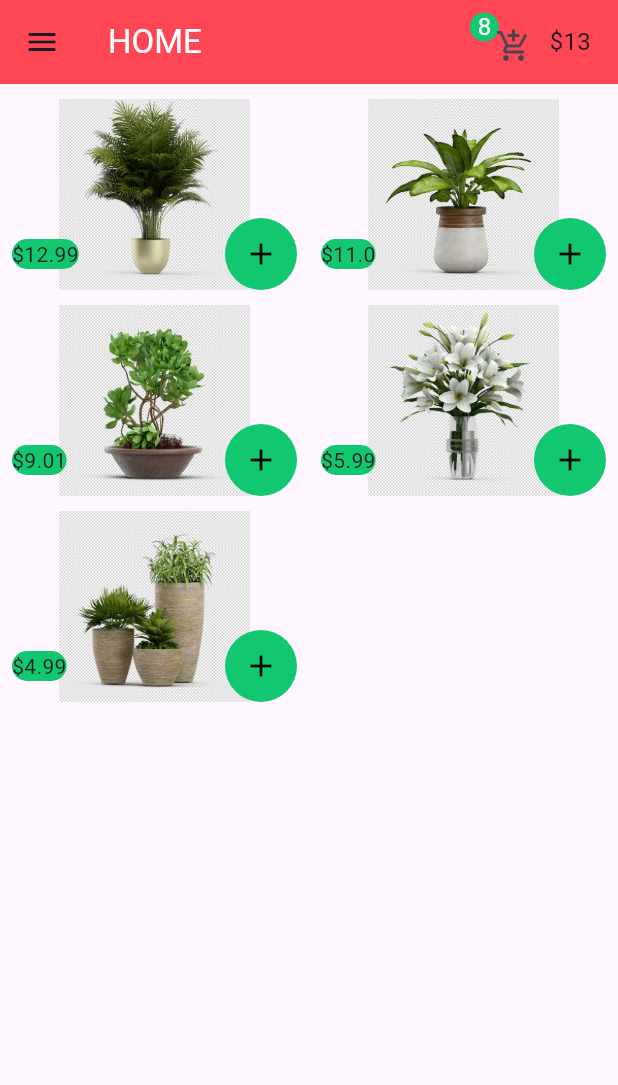
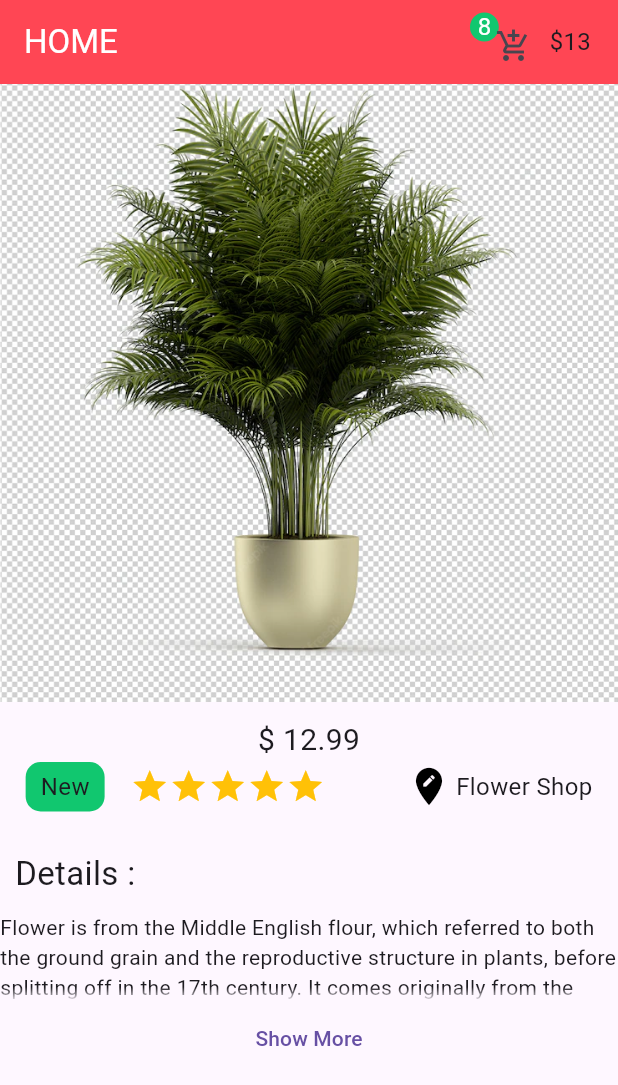
Before and after one commit to Diaf-Abderrahmane/flower_app, a Flutter app: the screen it shows after launch, on a phone screen of 412 x 824 dp. Shown: the top 1085 px of the screen. Run offline on Flutter 3.47's test engine with Material 3 defaults, Android fonts, the phone set to English and light mode, and no system bars.

Commit message:
Details Page

```diff
--- a/lib/main.dart
+++ b/lib/main.dart
@@ -1,5 +1,6 @@
 // ignore_for_file: prefer_const_constructors
 
+import 'package:flower_app/pages/details_screen.dart';
 import 'package:flower_app/pages/home.dart';
 import 'package:flower_app/pages/login.dart';
 import 'package:flower_app/pages/register.dart';
@@ -17,7 +18,7 @@ class MyApp extends StatelessWidget {
   Widget build(BuildContext context) {
     return MaterialApp(
       debugShowCheckedModeBanner: false,
-      home: Home(),
+      home: Details(),
     );
   }
 }
--- a/lib/model/item.dart
+++ b/lib/model/item.dart
@@ -1,3 +1,5 @@
+// model
+
 class Item {
   String imgUrl;
   double price;
@@ -11,4 +13,7 @@ List items = [
   Item(imgUrl: "3.webp", price: 9.01),
   Item(imgUrl: "4.webp", price: 5.99),
   Item(imgUrl: "5.webp", price: 4.99),
+  Item(imgUrl: "6.webp", price: 4.99),
+  Item(imgUrl: "7.webp", price: 4.99),
+  Item(imgUrl: "8.webp", price: 4.99),
 ];
--- /dev/null
+++ b/lib/pages/details_screen.dart
@@ -0,0 +1,148 @@
+// ignore_for_file: prefer_const_literals_to_create_immutables, prefer_const_constructors
+
+import 'package:flower_app/shared%20widgets/colors.dart';
+import 'package:flutter/material.dart';
+
+class Details extends StatefulWidget {
+  Details({super.key});
+
+  @override
+  State<Details> createState() => _DetailsState();
+}
+
+class _DetailsState extends State<Details> {
+  bool isShowMore = false;
+
+  @override
+  Widget build(BuildContext context) {
+    return Scaffold(
+      body: SingleChildScrollView(
+        child: Column(
+          children: [
+            Image.asset("assets/img/1.webp"),
+            SizedBox(
+              height: 11,
+            ),
+            Text(
+              "\$ 12.99",
+              style: TextStyle(fontSize: 20),
+            ),
+            Row(
+              mainAxisAlignment: MainAxisAlignment.spaceEvenly,
+              children: [
+                Container(
+                  // margin: EdgeInsets.only(left: 20),
+                  padding: EdgeInsets.fromLTRB(10, 5, 10, 5),
+                  decoration: BoxDecoration(
+                      color: valBlue, borderRadius: BorderRadius.circular(10)),
+                  child: Text("New", style: TextStyle(fontSize: 16)),
+                ),
+                Row(
+                  children: [
+                    Icon(
+                      Icons.star,
+                      size: 26,
+                      color: Colors.amber,
+                    ),
+                    Icon(
+                      Icons.star,
+                      size: 26,
+                      color: Colors.amber,
+                    ),
+                    Icon(
+                      Icons.star,
+                      size: 26,
+                      color: Colors.amber,
+                    ),
+                    Icon(
+                      Icons.star,
+                      size: 26,
+                      color: Colors.amber,
+                    ),
+                    Icon(
+                      Icons.star,
+                      size: 26,
+                      color: Colors.amber,
+                    ),
+                  ],
+                ),
+                SizedBox(
+                  width: 20,
+                ),
+                Row(
+                  children: [
+                    Icon(
+                      Icons.edit_location,
+                      size: 30,
+                      color: Colors.black,
+                    ),
+                    SizedBox(
+                      width: 3,
+                    ),
+                    Text(
+                      "Flower Shop",
+                      style: TextStyle(fontSize: 16),
+                    )
+                  ],
+                ),
+              ],
+            ),
+            SizedBox(
+              height: 16,
+            ),
+            Container(
+              margin: EdgeInsets.all(10),
+              width: double.infinity,
+              child: Text(
+                "Details : ",
+                style: TextStyle(fontSize: 22),
+                textAlign: TextAlign.start,
+              ),
+            ),
+            Text(
+              "Flower is from the Middle English flour, which referred to both the ground grain and the reproductive structure in plants, before splitting off in the 17th century. It comes originally from the Latin name of the Italian goddess of flowers, Flora., Flower is from the Middle English flour, which referred to both the ground grain and the reproductive structure in plants, before splitting off in the 17th century. It comes originally from the Latin name of the Italian goddess of flowers, Flora.Flower is from the Middle English flour, which referred to both the ground grain and the reproductive structure in plants, before splitting off in the 17th century. It comes originally from the Latin name of the Italian goddess of flowers, Flora.",
+              maxLines: isShowMore ? null : 3,
+              overflow: TextOverflow.fade,
+            ),
+            TextButton(
+                onPressed: () {
+                  setState(() {
+                    isShowMore = !isShowMore;
+                  });
+                },
+                child: Text(isShowMore ? "Show Less" : "Show More"))
+          ],
+        ),
+      ),
+      appBar: AppBar(
+        title: Text(
+          "HOME",
+          style: TextStyle(color: Colors.white),
+        ),
+        backgroundColor: valRed,
+        actions: [
+          Stack(children: [
+            Container(
+              child: Text("8",
+                  style: TextStyle(color: Colors.white, fontSize: 16)),
+              padding: EdgeInsets.all(5),
+              decoration: BoxDecoration(color: valBlue, shape: BoxShape.circle),
+            ),
+            Padding(
+              padding: const EdgeInsets.fromLTRB(5, 5, 0, 0),
+              child: IconButton(
+                  onPressed: () {}, icon: Icon(Icons.add_shopping_cart)),
+            )
+          ]),
+          Padding(
+            padding: const EdgeInsets.only(right: 18),
+            child: Text(
+              "\$13",
+              style: TextStyle(fontSize: 16),
+            ),
+          ),
+        ],
+      ),
+    );
+  }
+}
--- a/lib/pages/home.dart
+++ b/lib/pages/home.dart
@@ -51,9 +51,12 @@ class Home extends StatelessWidget {
                   ),
                   leading: Container(
                     decoration: BoxDecoration(
-                        color: valBlue,
+                        color: Color.fromARGB(255, 255, 219, 113),
                         borderRadius: BorderRadius.circular(50)),
-                    child: Text("\$${items[index].price}"),
+                    child: Text(
+                      "\$${items[index].price}",
+                      style: TextStyle(fontWeight: FontWeight.bold),
+                    ),
                   ),
                   title: Text(""),
                 ),
```
